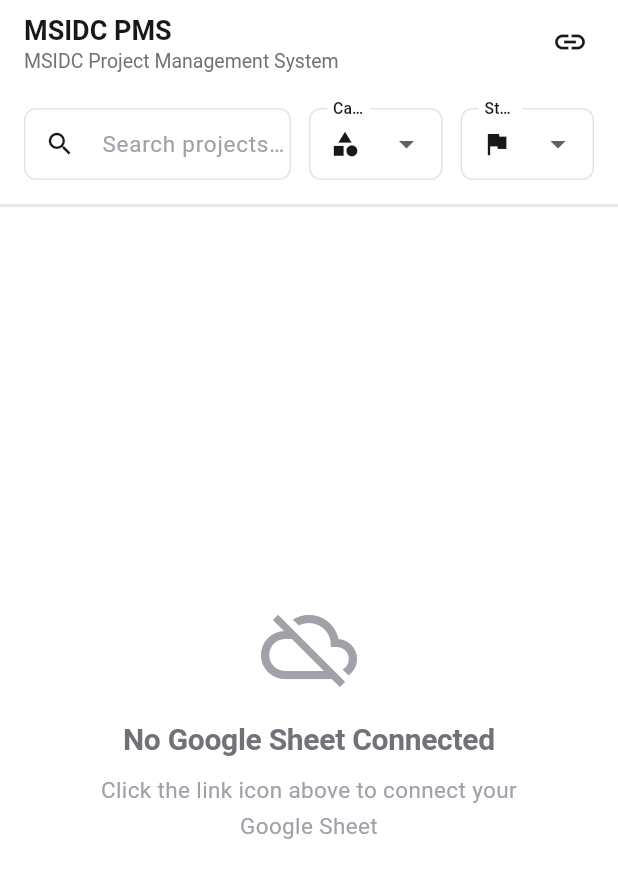
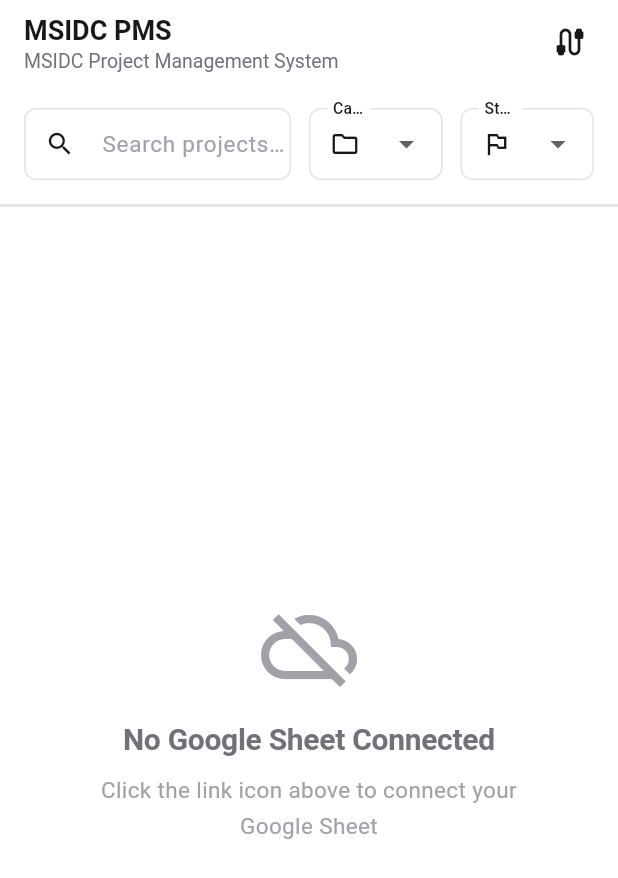
Before and after one commit to Kedar002/MIDC, a Flutter app: the screen it shows after launch, on a phone screen of 412 x 824 dp. Shown: the top 878 px of the screen. Run offline on Flutter 3.47's test engine with Material 3 defaults, Android fonts, the light colour scheme and no system bars; our stand-ins replace csv, file_picker, shared_preferences; missing offline and left inert: excel.

Commit message:
changed icons

```diff
--- a/lib/screens/dpr_screen.dart
+++ b/lib/screens/dpr_screen.dart
@@ -221,7 +221,7 @@
                         ),
                         child: Row(
                           children: [
-                            Icon(Icons.calendar_today, size: AppSpacing.iconSm),
+                            Icon(Icons.calendar_month_outlined, size: AppSpacing.iconSm),
                             SizedBox(width: AppSpacing.sm),
                             Text(
                               date != null ? _dateFormat.format(date) : 'Select date',
@@ -279,7 +279,7 @@
                 ),
                 child: Row(
                   children: [
-                    Icon(Icons.calendar_today, size: AppSpacing.iconSm),
+                    Icon(Icons.calendar_month_outlined, size: AppSpacing.iconSm),
                     SizedBox(width: AppSpacing.sm),
                     Text(
                       date != null ? _dateFormat.format(date) : 'Select date',
@@ -502,7 +502,7 @@
                       ),
                       child: Row(
                         children: [
-                          Icon(Icons.calendar_today, size: AppSpacing.iconSm),
+                          Icon(Icons.calendar_month_outlined, size: AppSpacing.iconSm),
                           SizedBox(width: AppSpacing.sm),
                           Text(
                             dprData.pbgDate != null ? _dateFormat.format(dprData.pbgDate!) : 'Select date',
--- a/lib/screens/main_screen.dart
+++ b/lib/screens/main_screen.dart
@@ -279,7 +279,7 @@
                         valueColor: AlwaysStoppedAnimation<Color>(AppColors.textPrimary),
                       ),
                     )
-                  : const Icon(Icons.link),
+                  : const Icon(Icons.cable_outlined),
               tooltip: 'Connect Google Sheet',
               onPressed: _isConnecting ? null : _handleConnectSheet,
             ),
@@ -294,12 +294,12 @@
                         valueColor: AlwaysStoppedAnimation<Color>(AppColors.textPrimary),
                       ),
                     )
-                  : const Icon(Icons.sync),
+                  : const Icon(Icons.sync_outlined),
               tooltip: 'Sync from Google Sheet',
               onPressed: _isSyncing ? null : _syncFromGoogleSheets,
             ),
             IconButton(
-              icon: const Icon(Icons.link_off),
+              icon: const Icon(Icons.link_off_outlined),
               tooltip: 'Disconnect Google Sheet',
               onPressed: _handleDisconnectSheet,
             ),
@@ -343,7 +343,7 @@
                   const SizedBox(height: AppSpacing.lg),
                   ElevatedButton.icon(
                     onPressed: () => dataService.loadProjects(),
-                    icon: const Icon(Icons.refresh),
+                    icon: const Icon(Icons.refresh_outlined),
                     label: const Text('Retry'),
                   ),
                 ],
@@ -386,7 +386,7 @@
                             mainAxisAlignment: MainAxisAlignment.center,
                             children: [
                               Icon(
-                                _connectedSheetUrl == null ? Icons.cloud_off : Icons.folder_open,
+                                _connectedSheetUrl == null ? Icons.cloud_off_outlined : Icons.folder_outlined,
                                 size: 64,
                                 color: AppColors.textTertiary,
                               ),
--- a/lib/screens/monitoring_screen.dart
+++ b/lib/screens/monitoring_screen.dart
@@ -232,7 +232,7 @@
                 ),
                 if (isEditing)
                   IconButton(
-                    icon: Icon(Icons.calendar_today, size: AppSpacing.iconXs),
+                    icon: Icon(Icons.calendar_month_outlined, size: AppSpacing.iconXs),
                     onPressed: () => _selectDate(context),
                     padding: EdgeInsets.zero,
                     constraints: const BoxConstraints(),
@@ -264,7 +264,7 @@
               child: Row(
                 children: [
                   Icon(
-                    date != null ? Icons.check_circle : Icons.radio_button_unchecked,
+                    date != null ? Icons.check_circle_outline : Icons.circle_outlined,
                     size: AppSpacing.iconXs,
                     color: date != null ? AppColors.success : AppColors.textTertiary,
                   ),
@@ -410,7 +410,7 @@
         child: Column(
           mainAxisAlignment: MainAxisAlignment.center,
           children: [
-            Icon(Icons.search_off, size: 64, color: AppColors.textTertiary),
+            Icon(Icons.search_off_outlined, size: 64, color: AppColors.textTertiary),
             SizedBox(height: AppSpacing.lg),
             Text(
               'No results found for "${widget.searchQuery}"',
--- a/lib/screens/work_screen.dart
+++ b/lib/screens/work_screen.dart
@@ -173,7 +173,7 @@
                 ),
                 if (isEditing)
                   IconButton(
-                    icon: Icon(Icons.calendar_today, size: AppSpacing.iconSm),
+                    icon: Icon(Icons.calendar_month_outlined, size: AppSpacing.iconSm),
                     onPressed: () => _selectDate(context, fieldName),
                     padding: EdgeInsets.zero,
                     constraints: const BoxConstraints(),
@@ -205,7 +205,7 @@
               child: Row(
                 children: [
                   Icon(
-                    date != null ? Icons.check_circle : Icons.radio_button_unchecked,
+                    date != null ? Icons.check_circle_outline : Icons.circle_outlined,
                     size: AppSpacing.iconSm,
                     color: date != null ? AppColors.success : AppColors.textTertiary,
                   ),
@@ -258,7 +258,7 @@
         child: Column(
           mainAxisAlignment: MainAxisAlignment.center,
           children: [
-            Icon(Icons.search_off, size: 64, color: AppColors.textTertiary),
+            Icon(Icons.search_off_outlined, size: 64, color: AppColors.textTertiary),
             SizedBox(height: AppSpacing.lg),
             Text(
               'No results found for "${widget.searchQuery}"',
--- a/lib/widgets/search_filter_bar.dart
+++ b/lib/widgets/search_filter_bar.dart
@@ -51,10 +51,10 @@
                   style: AppTextStyles.body,
                   decoration: InputDecoration(
                     hintText: 'Search projects by name or category...',
-                    prefixIcon: const Icon(Icons.search, size: AppSpacing.iconMd),
+                    prefixIcon: const Icon(Icons.search_outlined, size: AppSpacing.iconMd),
                     suffixIcon: searchQuery.isNotEmpty
                         ? IconButton(
-                            icon: const Icon(Icons.clear, size: AppSpacing.iconMd),
+                            icon: const Icon(Icons.close, size: AppSpacing.iconMd),
                             onPressed: () => onSearchChanged(''),
                           )
                         : null,
@@ -71,7 +71,7 @@
                   decoration: InputDecoration(
                     labelText: 'Category',
                     labelStyle: AppTextStyles.label,
-                    prefixIcon: const Icon(Icons.category, size: AppSpacing.iconMd),
+                    prefixIcon: const Icon(Icons.folder_outlined, size: AppSpacing.iconMd),
                     contentPadding: const EdgeInsets.symmetric(horizontal: AppSpacing.md, vertical: 0),
                   ),
                   items: [
@@ -102,7 +102,7 @@
                   decoration: InputDecoration(
                     labelText: 'Status',
                     labelStyle: AppTextStyles.label,
-                    prefixIcon: const Icon(Icons.flag, size: AppSpacing.iconMd),
+                    prefixIcon: const Icon(Icons.outlined_flag, size: AppSpacing.iconMd),
                     contentPadding: const EdgeInsets.symmetric(horizontal: AppSpacing.md, vertical: 0),
                   ),
                   items: AppConstants.projectStatuses.map(
@@ -138,7 +138,7 @@
                 const SizedBox(width: AppSpacing.md),
                 TextButton.icon(
                   onPressed: onClearFilters,
-                  icon: const Icon(Icons.clear_all),
+                  icon: const Icon(Icons.clear_all_outlined),
                   label: const Text('Clear'),
                   style: TextButton.styleFrom(
                     foregroundColor: AppColors.textSecondary,
```
Also changed, not shown: lib/screens/project_detail_screen.dart (+4 -4 lines), lib/screens/work_entry_screen.dart (+7 -7 lines), lib/widgets/common_app_bar.dart (+5 -5 lines).
